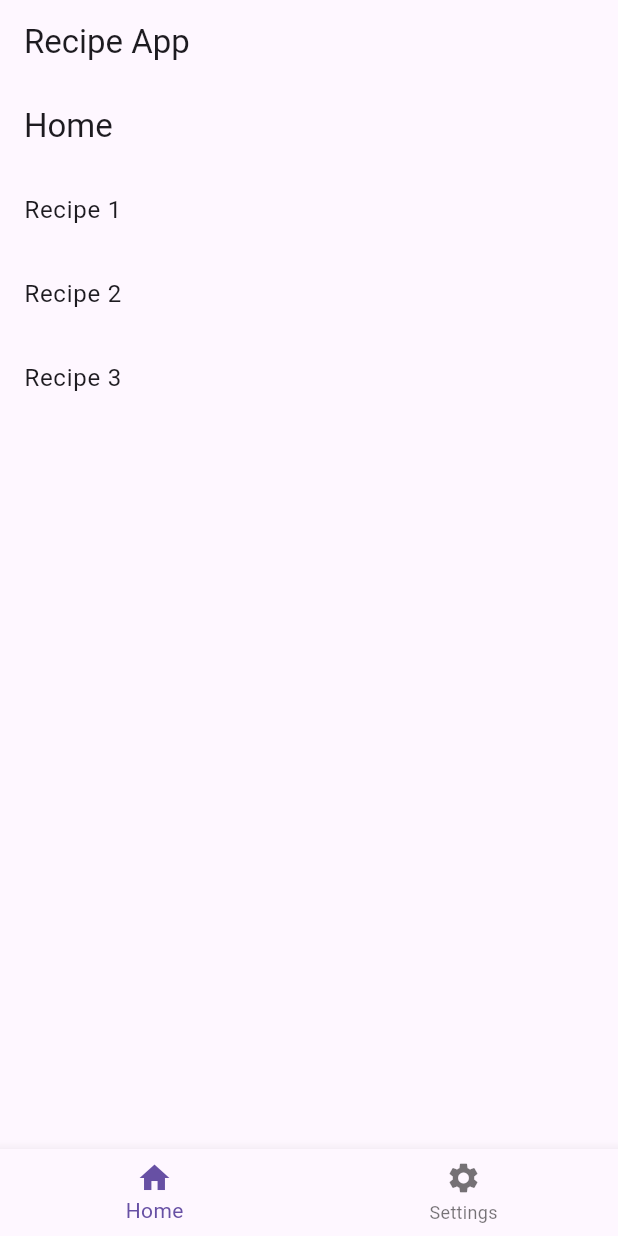
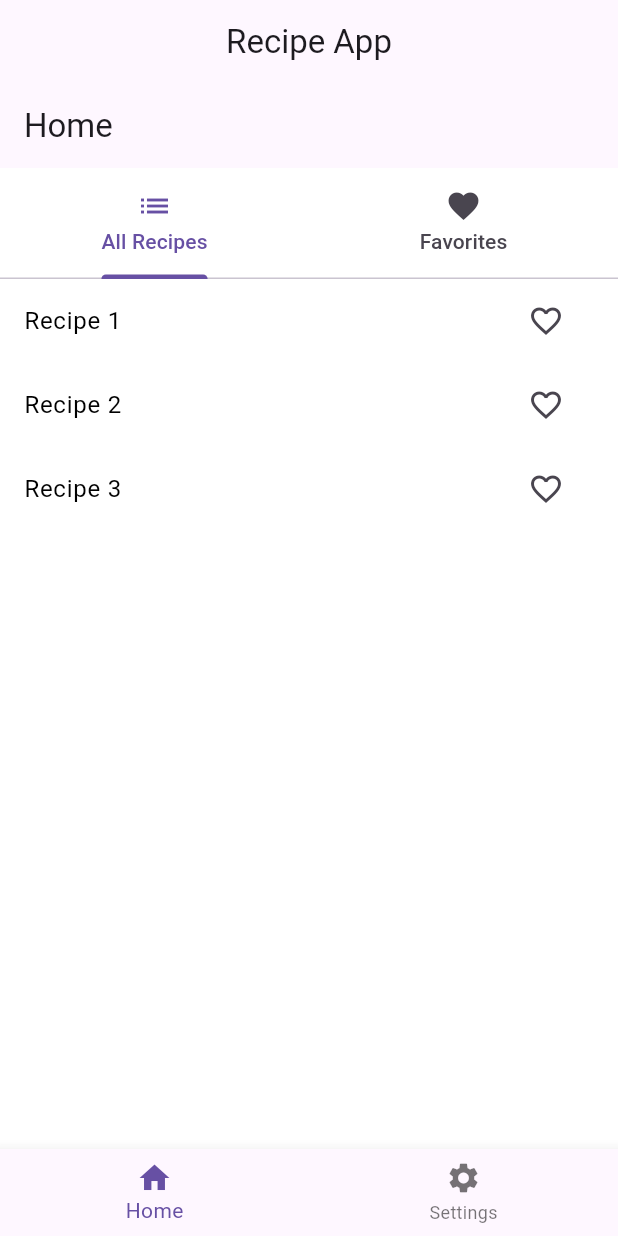
Before and after one commit to Ibrahimawoleiro/Recipe_Flutter_App, a Flutter app: the screen it shows after launch, on a phone screen of 412 x 824 dp. Run offline on Flutter 3.47's test engine with Material 3 defaults, Android fonts, the phone set to English and light mode, and no system bars; our stand-ins replace flutter_colorpicker.

Commit message:
Updating Model, viewModel, and View

```diff
--- a/lib/Model/Recipe.dart
+++ b/lib/Model/Recipe.dart
@@ -4,14 +4,16 @@ import 'Ingredient.dart';
 class Recipe {
   final int id;
   final String name;
-  List<Ingredient> ingredients;
+  List<Ingredient> ingredients; // Remove final keyword
   String instructions;
+  bool isFavorite;
 
   Recipe({
     required this.id,
     required this.name,
     required this.ingredients,
     required this.instructions,
+    this.isFavorite = false,
   });
 
   void updateInstructions(String newInstructions) {
@@ -19,6 +21,7 @@ class Recipe {
   }
 
   void updateIngredients(List<Ingredient> newIngredients) {
-    ingredients = newIngredients;
+    ingredients.clear(); // Clear the current list of ingredients
+    ingredients.addAll(newIngredients); // Add all new ingredients to the list
   }
 }
--- a/lib/Views/home_view.dart
+++ b/lib/Views/home_view.dart
@@ -1,10 +1,10 @@
-// home_view.dart
-
 import 'package:flutter/material.dart';
 import 'package:provider/provider.dart';
 import 'package:recipe_app/ViewModel/RecipeViewModel.dart';
-import 'package:recipe_app/Views/recipe_detail_view.dart';
-import 'package:recipe_app/Model/Recipe.dart';
+import 'package:recipe_app/Views/recipe_list_view.dart'; // Import RecipeListView
+import 'package:recipe_app/Views/favorite_tab_view.dart'; // Import FavoriteTabView
+import 'package:recipe_app/ViewModel/settings_viewmodel.dart';
+
 class HomeView extends StatefulWidget {
   @override
   _HomeViewState createState() => _HomeViewState();
@@ -22,28 +22,35 @@ class _HomeViewState extends State<HomeView> {
 
   @override
   Widget build(BuildContext context) {
-    final recipeViewModel = Provider.of<RecipeViewModel>(context);
+    final settingsViewModel = Provider.of<SettingsViewModel>(context);
 
     return Scaffold(
       appBar: AppBar(
         title: Text('Home'),
       ),
-      body: ListView.builder(
-        itemCount: recipeViewModel.recipes.length,
-        itemBuilder: (context, index) {
-          Recipe recipe = recipeViewModel.recipes[index];
-          return ListTile(
-            title: Text(recipe.name),
-            onTap: () {
-              Navigator.push(
-                context,
-                MaterialPageRoute(
-                  builder: (context) => RecipeDetailView(recipe: recipe),
+      body: Container(
+        color: settingsViewModel.backgroundColor, // Set background color
+        child: DefaultTabController(
+          length: 2,
+          child: Column(
+            children: [
+              TabBar(
+                tabs: [
+                  Tab(icon: Icon(Icons.list), text: 'All Recipes'),
+                  Tab(icon: Icon(Icons.favorite), text: 'Favorites'),
+                ],
+              ),
+              Expanded(
+                child: TabBarView(
+                  children: [
+                    RecipeListView(), // Display all recipes
+                    FavoriteTabView(), // Display favorite recipes
+                  ],
                 ),
-              );
-            },
-          );
-        },
+              ),
+            ],
+          ),
+        ),
       ),
     );
   }
--- a/lib/Views/recipe_detail_view.dart
+++ b/lib/Views/recipe_detail_view.dart
@@ -1,8 +1,10 @@
 import 'package:flutter/material.dart';
+import 'package:provider/provider.dart';
 import 'package:recipe_app/Model/Recipe.dart';
-import 'package:provider/provider.dart';
 import 'package:recipe_app/ViewModel/RecipeViewModel.dart';
+import 'package:recipe_app/ViewModel/settings_viewmodel.dart';
 import '../Model/Ingredient.dart';
+
 class RecipeDetailView extends StatefulWidget {
   final Recipe recipe;
 
@@ -26,6 +28,7 @@ class _RecipeDetailViewState extends State<RecipeDetailView> {
   @override
   Widget build(BuildContext context) {
     final recipeViewModel = Provider.of<RecipeViewModel>(context);
+    final settingsViewModel = Provider.of<SettingsViewModel>(context);
 
     return Scaffold(
       appBar: AppBar(
@@ -47,6 +50,7 @@ class _RecipeDetailViewState extends State<RecipeDetailView> {
           ),
         ],
       ),
+      backgroundColor: settingsViewModel.backgroundColor, // Set the background color from SettingsViewModel
       body: SingleChildScrollView(
         padding: EdgeInsets.all(16.0),
         child: Column(
--- /dev/null
+++ b/lib/Views/recipe_list_view.dart
@@ -0,0 +1,44 @@
+import 'package:flutter/material.dart';
+import 'package:provider/provider.dart';
+import 'package:recipe_app/ViewModel/RecipeViewModel.dart';
+import 'package:recipe_app/Views/recipe_detail_view.dart';
+import 'package:recipe_app/Model/Recipe.dart';
+import 'package:recipe_app/ViewModel/settings_viewmodel.dart';
+
+class RecipeListView extends StatelessWidget {
+  @override
+  Widget build(BuildContext context) {
+    final recipeViewModel = Provider.of<RecipeViewModel>(context);
+    final settingsViewModel = Provider.of<SettingsViewModel>(context);
+
+    return Scaffold(
+      backgroundColor: settingsViewModel.backgroundColor, // Set the background color from SettingsViewModel
+      body: ListView.builder(
+        itemCount: recipeViewModel.recipes.length,
+        itemBuilder: (context, index) {
+          Recipe recipe = recipeViewModel.recipes[index];
+          return ListTile(
+            title: Text(
+              recipe.name,
+              style: TextStyle(color: settingsViewModel.foregroundColor),
+            ),
+            trailing: IconButton(
+              icon: recipe.isFavorite ? Icon(Icons.favorite) : Icon(Icons.favorite_border),
+              onPressed: () {
+                recipeViewModel.toggleFavorite(recipe);
+              },
+            ),
+            onTap: () {
+              Navigator.push(
+                context,
+                MaterialPageRoute(
+                  builder: (context) => RecipeDetailView(recipe: recipe),
+                ),
+              );
+            },
+          );
+        },
+      ),
+    );
+  }
+}
--- a/lib/main.dart
+++ b/lib/main.dart
@@ -1,10 +1,10 @@
-// main.dart
 import 'package:flutter/material.dart';
 import 'package:provider/provider.dart';
 import 'package:recipe_app/ViewModel/RecipeViewModel.dart';
 import 'package:recipe_app/ViewModel/settings_viewmodel.dart';
 import 'package:recipe_app/Views/home_view.dart';
 import 'package:recipe_app/Views/settings_view.dart';
+
 void main() {
   runApp(
     MultiProvider(
@@ -53,8 +53,13 @@ class _MainPageState extends State<MainPage> {
   @override
   Widget build(BuildContext context) {
     return Scaffold(
+      backgroundColor: Colors.white, // Set the background color of the Scaffold
       appBar: AppBar(
-        title: Text('Recipe App'),
+        title: Text(
+          'Recipe App',
+          textAlign: TextAlign.center,
+        ),
+        centerTitle: true, // Center the title horizontally
       ),
       body: _widgetOptions.elementAt(_selectedIndex),
       bottomNavigationBar: BottomNavigationBar(
```
Also changed, not shown: lib/ViewModel/RecipeViewModel.dart (+7 -0 lines), lib/Views/favorite_tab_view.dart (added, +42 -0 lines), lib/Views/settings_view.dart (+3 -5 lines).
